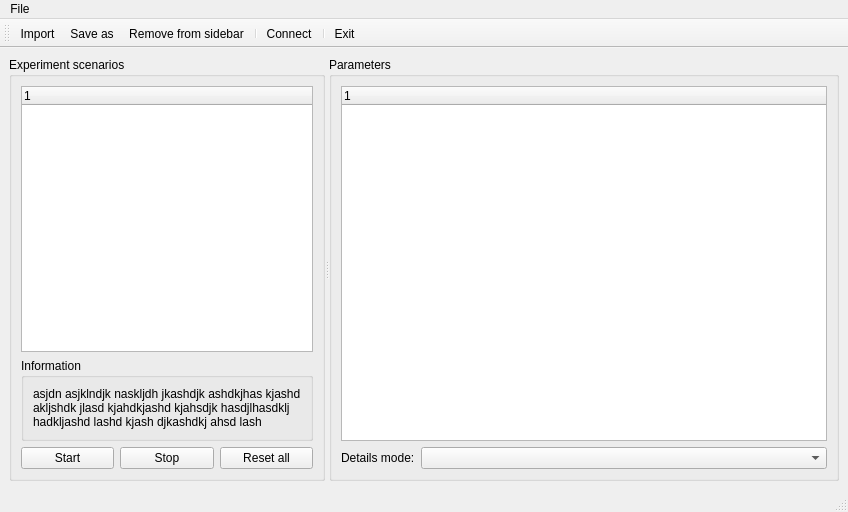
Old version of the form obci_control/gui/obci_window.ui in the repository BrainTech/openbci.
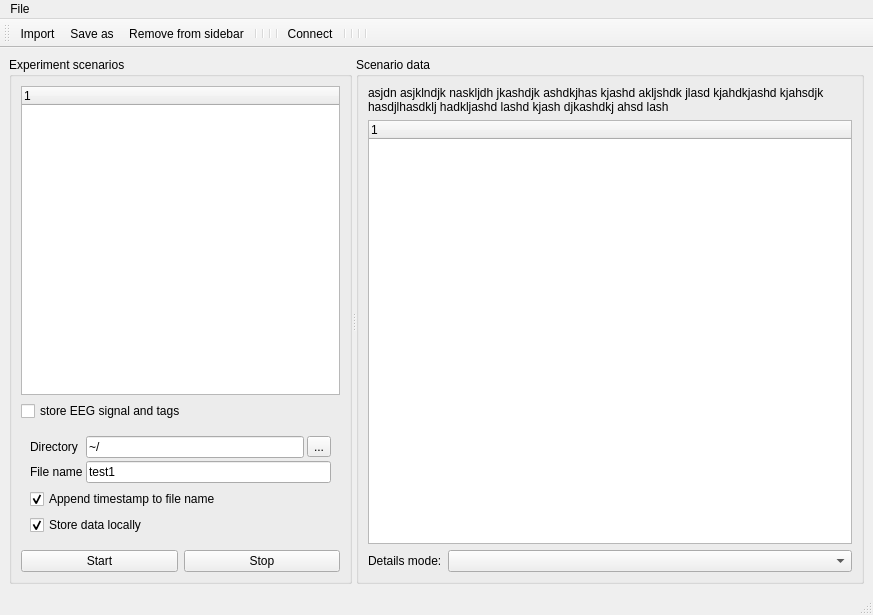
New version of the form. Icons and pictures are not drawn.

Commit message: Add to ugm_gui widgets responsible for store-eeg-signal option

```diff
--- a/obci_control/gui/obci_window.ui
+++ b/obci_control/gui/obci_window.ui
@@ -6,8 +6,8 @@
    <rect>
     <x>0</x>
     <y>0</y>
-    <width>848</width>
-    <height>512</height>
+    <width>873</width>
+    <height>615</height>
    </rect>
   </property>
   <property name="windowTitle">
@@ -57,6 +57,12 @@
        <layout class="QVBoxLayout" name="verticalLayout_4">
         <item>
          <widget class="QTreeWidget" name="scenarios">
+          <property name="sizePolicy">
+           <sizepolicy hsizetype="Expanding" vsizetype="Expanding">
+            <horstretch>0</horstretch>
+            <verstretch>100</verstretch>
+           </sizepolicy>
+          </property>
           <column>
            <property name="text">
             <string notr="true">1</string>
@@ -65,32 +71,92 @@
          </widget>
         </item>
         <item>
-         <widget class="QGroupBox" name="groupBox_3">
-          <property name="sizePolicy">
-           <sizepolicy hsizetype="Expanding" vsizetype="Preferred">
-            <horstretch>0</horstretch>
-            <verstretch>0</verstretch>
-           </sizepolicy>
+         <widget class="QCheckBox" name="store_checkBox">
+          <property name="text">
+           <string>store EEG signal and tags</string>
           </property>
-          <property name="minimumSize">
-           <size>
-            <width>0</width>
-            <height>50</height>
-           </size>
-          </property>
-          <property name="title">
-           <string>Information</string>
-          </property>
-          <layout class="QGridLayout" name="gridLayout_2">
-           <item row="0" column="0">
-            <widget class="QLabel" name="info">
+         </widget>
+        </item>
+        <item>
+         <widget class="QWidget" name="store_container" native="true">
+          <layout class="QVBoxLayout" name="verticalLayout">
+           <item>
+            <layout class="QFormLayout" name="formLayout_4">
+             <property name="horizontalSpacing">
+              <number>3</number>
+             </property>
+             <property name="verticalSpacing">
+              <number>3</number>
+             </property>
+             <item row="0" column="0">
+              <widget class="QLabel" name="label_7">
+               <property name="text">
+                <string>Directory</string>
+               </property>
+              </widget>
+             </item>
+             <item row="1" column="0">
+              <widget class="QLabel" name="label_8">
+               <property name="text">
+                <string>File name</string>
+               </property>
+              </widget>
+             </item>
+             <item row="1" column="1">
+              <widget class="QLineEdit" name="store_file">
+               <property name="text">
+                <string>test1</string>
+               </property>
+              </widget>
+             </item>
+             <item row="0" column="1">
+              <layout class="QHBoxLayout" name="horizontalLayout_7">
+               <item>
+                <widget class="QLineEdit" name="store_dir">
+                 <property name="text">
+                  <string>~/</string>
+                 </property>
+                </widget>
+               </item>
+               <item>
+                <widget class="QToolButton" name="store_dir_chooser">
+                 <property name="text">
+                  <string>...</string>
+                 </property>
+                </widget>
+               </item>
+              </layout>
+             </item>
+            </layout>
+           </item>
+           <item>
+            <widget class="QCheckBox" name="store_ts_checkBox">
+             <property name="toolTip">
+              <string/>
+             </property>
+             <property name="statusTip">
+              <string/>
+             </property>
+             <property name="whatsThis">
+              <string/>
+             </property>
              <property name="text">
-              <string>asjdn asjklndjk naskljdh jkashdjk ashdkjhas kjashd akljshdk jlasd kjahdkjashd kjahsdjk hasdjlhasdklj hadkljashd lashd kjash djkashdkj ahsd lash</string>
+              <string>Append timestamp to file name</string>
              </property>
-             <property name="wordWrap">
+             <property name="checked">
               <bool>true</bool>
              </property>
-             <property name="openExternalLinks">
+            </widget>
+           </item>
+           <item>
+            <widget class="QCheckBox" name="store_local_checkBox">
+             <property name="enabled">
+              <bool>true</bool>
+             </property>
+             <property name="text">
+              <string>Store data locally</string>
+             </property>
+             <property name="checked">
               <bool>true</bool>
              </property>
             </widget>
@@ -126,30 +192,11 @@
             </property>
            </widget>
           </item>
-          <item>
-           <widget class="QPushButton" name="reset_button">
-            <property name="sizePolicy">
-             <sizepolicy hsizetype="Preferred" vsizetype="Fixed">
-              <horstretch>0</horstretch>
-              <verstretch>0</verstretch>
-             </sizepolicy>
-            </property>
-            <property name="text">
-             <string>Reset all</string>
-            </property>
-           </widget>
-          </item>
          </layout>
         </item>
        </layout>
       </widget>
       <widget class="QGroupBox" name="parameters_of">
-       <property name="sizePolicy">
-        <sizepolicy hsizetype="MinimumExpanding" vsizetype="Preferred">
-         <horstretch>2</horstretch>
-         <verstretch>0</verstretch>
-        </sizepolicy>
-       </property>
        <property name="minimumSize">
         <size>
          <width>0</width>
@@ -157,10 +204,10 @@
         </size>
        </property>
        <property name="title">
-        <string>Parameters</string>
+        <string>Scenario data</string>
        </property>
        <layout class="QGridLayout" name="gridLayout_3">
-        <item row="0" column="0">
+        <item row="1" column="0">
          <widget class="QTreeWidget" name="parameters">
           <property name="sizePolicy">
            <sizepolicy hsizetype="MinimumExpanding" vsizetype="Expanding">
@@ -181,7 +228,20 @@
           </column>
          </widget>
         </item>
-        <item row="1" column="0">
+        <item row="0" column="0">
+         <widget class="QLabel" name="info">
+          <property name="text">
+           <string>asjdn asjklndjk naskljdh jkashdjk ashdkjhas kjashd akljshdk jlasd kjahdkjashd kjahsdjk hasdjlhasdklj hadkljashd lashd kjash djkashdkj ahsd lash</string>
+          </property>
+          <property name="wordWrap">
+           <bool>true</bool>
+          </property>
+          <property name="openExternalLinks">
+           <bool>true</bool>
+          </property>
+         </widget>
+        </item>
+        <item row="2" column="0">
          <layout class="QHBoxLayout" name="horizontalLayout_4">
           <item>
            <widget class="QLabel" name="details_label">
@@ -213,8 +273,8 @@
     <rect>
      <x>0</x>
      <y>0</y>
-     <width>848</width>
-     <height>25</height>
+     <width>873</width>
+     <height>23</height>
     </rect>
    </property>
    <widget class="QMenu" name="menuMenu">
@@ -239,9 +299,14 @@
    <addaction name="actionSave_as"/>
    <addaction name="actionRemove_from_sidebar"/>
    <addaction name="separator"/>
+   <addaction name="separator"/>
+   <addaction name="separator"/>
+   <addaction name="separator"/>
    <addaction name="actionConnect"/>
    <addaction name="separator"/>
-   <addaction name="actionExit"/>
+   <addaction name="separator"/>
+   <addaction name="separator"/>
+   <addaction name="separator"/>
   </widget>
   <action name="actionSave_as">
    <property name="icon">
```
The commit also changes 3 other files.
